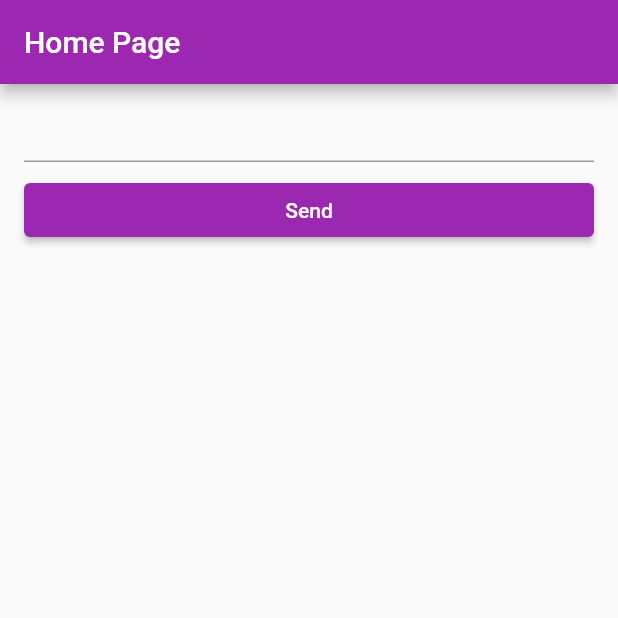
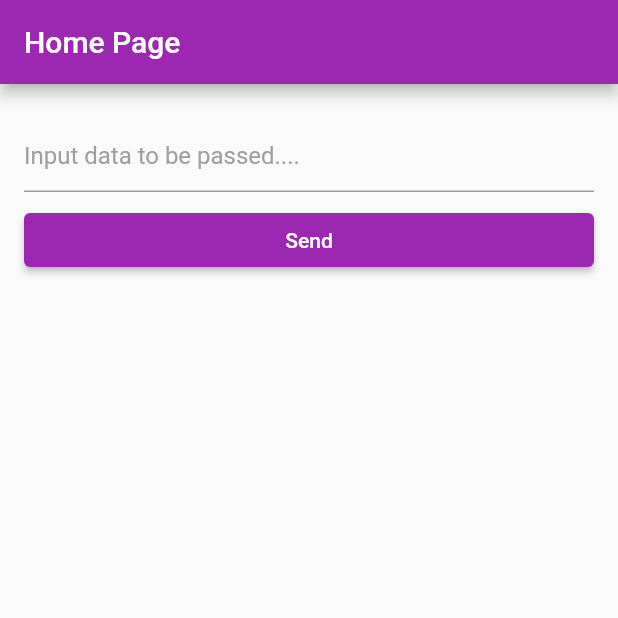
Before and after one commit to Sasing-tet/flutter-passing-data, a Flutter app: the screen it shows after launch, on a phone screen of 412 x 824 dp, the top half of it. Run offline on Flutter 3.47's test engine with Material 2 defaults, Android fonts, the phone set to English and light mode, and no system bars.

Commit message:
added hint text for text field

```diff
--- a/lib/main.dart
+++ b/lib/main.dart
@@ -36,11 +36,19 @@ class _MyHomePageState extends State<HomePage> {
       appBar: AppBar(
         title: Text("Home Page"),
       ),
-      body: ListView(
+      body: Padding(
+        padding: const EdgeInsets.symmetric(vertical: 20),
+        child: ListView(
           children: [
             ListTile(
               title: TextField(
                 controller: _textController,
+                decoration: InputDecoration(
+                  hintText: "Input data to be passed....",
+                  hintStyle: TextStyle(
+                    color: Colors.grey
+                  )
+                ),
               ),
             ),
             ListTile(
@@ -56,6 +64,7 @@ class _MyHomePageState extends State<HomePage> {
               ),
             )
           ],
+        ),
       ),
     );
   }
```
Lines whose indentation alone changed are shown as unchanged.
